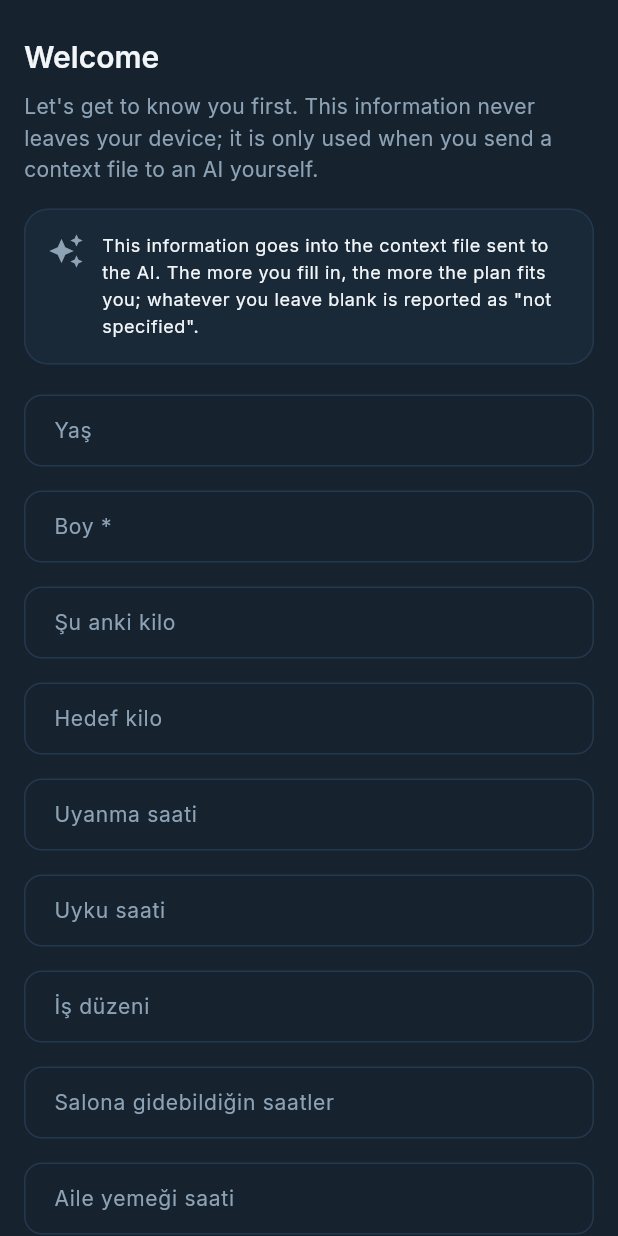
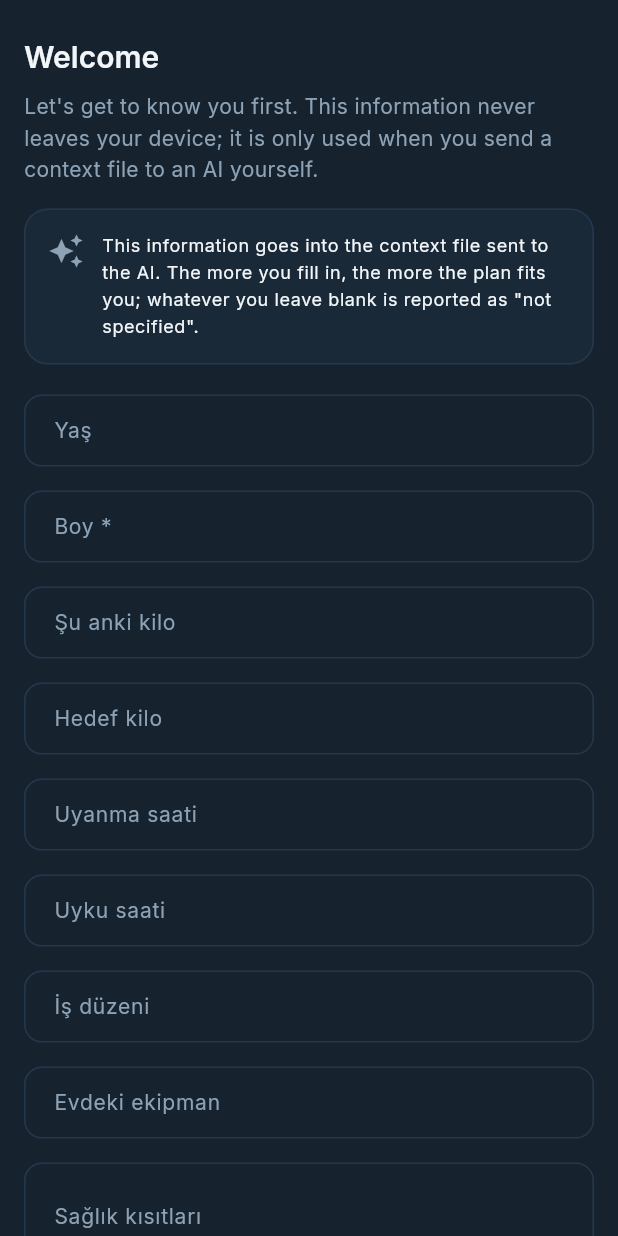
Before and after one commit to KaanAkcan1/di-sport, a Flutter app: the screen it shows after launch, on a phone screen of 412 x 824 dp. Run offline on Flutter 3.47's test engine with Material 3 defaults, Android fonts, the phone set to English and light mode, and no system bars; our stand-ins replace drift, drift_flutter, file_picker, fl_chart, flutter_local_notifications, flutter_riverpod and 4 more; accounts and stored records are empty; generated files the repository leaves out were written again.

Commit message:
feat: daily rhythm screen, profile form keeps only identity
Wake and sleep times move out of the profile form and into Daily
Rhythm, next to the work hours and unavailable windows. In the form
they sat in a list with age and height — but they are part of a rhythm,
not an identity. No data migration: the same profile_entries keys, so
the alarm scheduler keeps reading the wake time from where it always
did. Only the place you type it changed.

Onboarding still asks for them. If they are never entered the morning
weigh-in alarm is silently not scheduled and nobody ever notices;
asking once at first launch beats never asking.

The family-dinner field is gone. It was free text, fed no calculation,
and context.md pasted it to the AI verbatim — a field whose only
purpose is "the AI might take it into account" is spending the user's
time. The stored value stays in profile_entries, so nothing is lost on
existing installs; it just can't be entered any more.

Changing a time reschedules the alarms right away. Waiting for the next
launch would mean hearing the old alarm tomorrow morning, and at that
point trust in notifications is gone.

```diff
--- a/app/lib/features/ai_bridge/domain/context_md_builder.dart
+++ b/app/lib/features/ai_bridge/domain/context_md_builder.dart
@@ -20,7 +20,13 @@ abstract final class ProfileKeys {
   static const healthConstraints = 'healthConstraints';
 
   /// Onboarding formundaki sıra ve etiketler.
-  static const form = <(String, String, String)>[
+  /// **Onboarding** formu — ilk açılışta sorulanlar.
+  ///
+  /// Uyanma ve uyku saati burada **kalıyor**: girilmezse sabah tartı
+  /// alarmı sessizce kurulmuyor ve kullanıcı bunu asla fark etmiyor.
+  /// İlk açılışta bir kez sormak, sonradan hiç sormamaktan iyi.
+  /// Kalıcı düzenleme yeri Günlük Düzen ekranı.
+  static const onboardingForm = <(String, String, String)>[
     (age, 'Yaş', ''),
     (heightCm, 'Boy', 'cm'),
     (currentWeightKg, 'Şu anki kilo', 'kg'),
@@ -28,8 +34,28 @@ abstract final class ProfileKeys {
     (wakeTime, 'Uyanma saati', 'örn. 06:11'),
     (sleepTime, 'Uyku saati', 'örn. 23:45'),
     (workSchedule, 'İş düzeni', 'örn. Fabrika, 07:30-17:30'),
-    (gymAccessHours, 'Salona gidebildiğin saatler', 'örn. 22:00 sonrası'),
-    (familyDinnerTime, 'Aile yemeği saati', 'örn. 19:50'),
+    (equipmentAtHome, 'Evdeki ekipman', 'örn. direnç bandı, sandalye'),
+    (healthConstraints, 'Sağlık kısıtları', 'örn. diz hassasiyeti'),
+  ];
+
+  /// **Ayarlar** formu — yalnız kimlik ve ölçü.
+  ///
+  /// Saatler Günlük Düzen'e taşındı: kalkış, uyku, mesai ve uygun
+  /// olunmayan saatler tek bir sorunun parçaları ("haftan nasıl
+  /// geçiyor") ve dördünü iki ayrı ekrana bölmek aynı bilgiyi iki
+  /// yerden girdirirdi.
+  ///
+  /// **Aile yemeği saati kaldırıldı.** Serbest metindi, hiçbir hesaba
+  /// girmiyordu ve `context.md` onu olduğu gibi AI'a yapıştırıyordu;
+  /// bir alanın tek işlevi "AI belki dikkate alır" ise o alan
+  /// kullanıcının vaktini alıyor demektir. Veri `profile_entries`'te
+  /// duruyor — eski kurulumlarda kayıp yok, yalnız yeni girilemiyor.
+  static const form = <(String, String, String)>[
+    (age, 'Yaş', ''),
+    (heightCm, 'Boy', 'cm'),
+    (currentWeightKg, 'Şu anki kilo', 'kg'),
+    (targetWeightKg, 'Hedef kilo', 'kg'),
+    (workSchedule, 'İş düzeni', 'örn. Fabrika, 07:30-17:30'),
     (equipmentAtHome, 'Evdeki ekipman', 'örn. direnç bandı, sandalye'),
     (healthConstraints, 'Sağlık kısıtları', 'örn. diz hassasiyeti'),
   ];
--- a/app/lib/features/settings/presentation/onboarding_screen.dart
+++ b/app/lib/features/settings/presentation/onboarding_screen.dart
@@ -1,5 +1,7 @@
 import 'package:disport/core/design/app_dimens.dart';
 import 'package:disport/core/utils/l10n_ext.dart';
+import 'package:disport/features/ai_bridge/domain/context_md_builder.dart'
+    show ProfileKeys;
 import 'package:disport/features/settings/presentation/profile_form.dart';
 import 'package:flutter/material.dart';
 
@@ -47,6 +49,7 @@ class OnboardingScreen extends StatelessWidget {
             ),
             Expanded(
               child: ProfileForm(
+                fields: ProfileKeys.onboardingForm,
                 onSaved: onDone,
                 saveLabel: l10n.settingsOnboardingSave,
               ),
--- a/app/lib/features/settings/presentation/profile_form.dart
+++ b/app/lib/features/settings/presentation/profile_form.dart
@@ -21,7 +21,16 @@ class ProfileForm extends ConsumerStatefulWidget {
     this.onSaved,
     this.saveLabel,
     this.trailing = const [],
+    this.fields = ProfileKeys.form,
   });
+
+  /// Hangi alanlar sorulacak.
+  ///
+  /// Onboarding tam listeyi ([ProfileKeys.onboardingForm]), Ayarlar
+  /// sade listeyi kullanıyor — saatler Günlük Düzen'e taşındı ama ilk
+  /// açılışta bir kez sorulmaları gerekiyor (girilmezse sabah alarmı
+  /// sessizce kurulmuyor).
+  final List<(String, String, String)> fields;
 
   /// Onboarding'de kabuğa geçmek için; Ayarlar'da null.
   final VoidCallback? onSaved;
@@ -129,7 +138,7 @@ class _ProfileFormState extends ConsumerState<ProfileForm> {
         ),
         const SizedBox(height: AppSpacing.xl),
 
-        for (final (key, label, hint) in ProfileKeys.form)
+        for (final (key, label, hint) in widget.fields)
           Padding(
             padding: const EdgeInsets.only(bottom: AppSpacing.lg),
             child: TextField(
--- a/app/lib/features/settings/presentation/settings_screen.dart
+++ b/app/lib/features/settings/presentation/settings_screen.dart
@@ -70,13 +70,13 @@ class _WeeklyScheduleEntry extends StatelessWidget {
   @override
   Widget build(BuildContext context) {
     return AppSection(
-      title: context.l10n.settingsWeeklyTitle,
-      description: context.l10n.settingsWeeklyDescription,
+      title: context.l10n.dailyRhythmTitle,
+      description: context.l10n.dailyRhythmDescription,
       child: Card(
         child: ListTile(
           key: const Key('open-weekly-schedule'),
           leading: const Icon(Icons.calendar_view_week_outlined),
-          title: Text(context.l10n.settingsWeeklyTile),
+          title: Text(context.l10n.dailyRhythmTitle),
           trailing: const Icon(Icons.chevron_right),
           onTap: () => Navigator.of(context).push(
             MaterialPageRoute<void>(
```
Also changed, not shown: app/lib/features/settings/presentation/weekly_schedule_screen.dart (+96 -4 lines).
